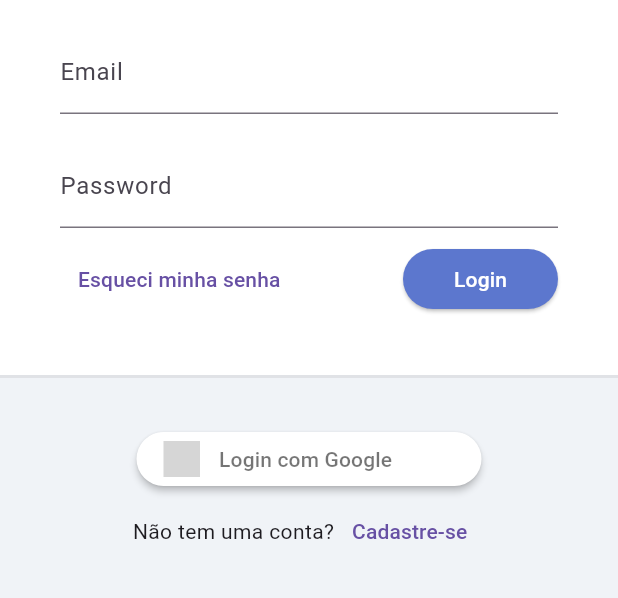
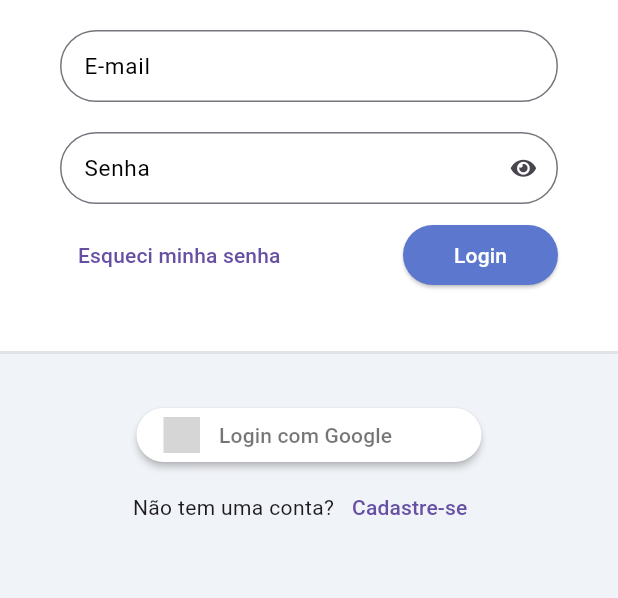
Before and after one commit to AndersonGoncalves/todo_list, a Flutter app: the screen it shows after launch, on a phone screen of 412 x 824 dp, the part 363-961 px from its top. Run offline on Flutter 3.47's test engine with Material 3 defaults, Android fonts, the phone set to English and light mode, and no system bars; our stand-ins replace flutter_signin_button, google_fonts, sqflite, synchronized; accounts and stored records are empty; Roboto replaces fonts that are missing (Mandali); grey boxes are pictures that could not be loaded.

Commit message:
Customizando o TextFormField

```diff
--- /dev/null
+++ b/lib/app/core/ui/todo_list_icons.dart
@@ -0,0 +1,30 @@
+/// Flutter icons TodoListIcons
+/// Copyright (C) 2025 by original authors @ fluttericon.com, fontello.com
+/// This font was generated by FlutterIcon.com, which is derived from Fontello.
+///
+/// To use this font, place it in your fonts/ directory and include the
+/// following in your pubspec.yaml
+///
+/// flutter:
+///   fonts:
+///    - family:  TodoListIcons
+///      fonts:
+///       - asset: fonts/TodoListIcons.ttf
+///
+///
+/// * Font Awesome 5, Copyright (C) 2016 by Dave Gandy
+///         Author:    Dave Gandy
+///         License:   SIL (https://github.com/FortAwesome/Font-Awesome/blob/master/LICENSE.txt)
+///         Homepage:  http://fortawesome.github.com/Font-Awesome/
+///
+import 'package:flutter/widgets.dart';
+
+class TodoListIcons {
+  TodoListIcons._();
+
+  static const _kFontFam = 'TodoListIcons';
+  static const String? _kFontPkg = null;
+
+  static const IconData eye = IconData(0xf06e, fontFamily: _kFontFam, fontPackage: _kFontPkg);
+  static const IconData eye_slash = IconData(0xf070, fontFamily: _kFontFam, fontPackage: _kFontPkg);
+}
--- /dev/null
+++ b/lib/app/core/widget/todo_list_field.dart
@@ -0,0 +1,69 @@
+import 'package:flutter/material.dart';
+
+import '../ui/todo_list_icons.dart';
+
+class TodoListField extends StatelessWidget {
+  final String label;
+  final IconButton? suffixIconButton;
+  final bool obscureText;
+  final ValueNotifier<bool>? obscureTextVN;
+  final TextEditingController? controller;
+  final FormFieldValidator<String>? validator;
+
+  TodoListField({
+    super.key,
+    required this.label,
+    this.suffixIconButton,
+    this.obscureText = false,
+    this.controller,
+    this.validator,
+  })  : assert(obscureText == true ? suffixIconButton == null : true,
+            'ObscureText não pode ser true se o SuffixIconButton for diferente de null'),
+        obscureTextVN = ValueNotifier(obscureText);
+
+  @override
+  Widget build(BuildContext context) {
+    return ValueListenableBuilder<bool>(
+      valueListenable: obscureTextVN!,
+      builder: (_, obscureTextValue, child) {
+        return TextFormField(
+          controller: controller,
+          validator: validator,
+          decoration: InputDecoration(
+            labelText: label,
+            labelStyle: TextStyle(
+              color: Colors.black,
+              fontSize: 15,
+            ),
+            border: OutlineInputBorder(
+              borderRadius: BorderRadius.circular(30),
+            ),
+            errorBorder: OutlineInputBorder(
+              borderRadius: BorderRadius.circular(30),
+              borderSide: BorderSide(
+                color: Colors.red,
+              ),
+            ),
+            isDense: true,
+            suffixIcon: suffixIconButton ??
+                (obscureText == true
+                    ? IconButton(
+                        onPressed: () {
+                          obscureTextVN!.value = !obscureTextVN!.value;
+                        },
+                        icon: Icon(
+                          !obscureTextValue
+                              ? TodoListIcons.eye_slash
+                              : TodoListIcons.eye,
+                          size: 15,
+                        ),
+                      )
+                    : null),
+          ),
+          obscureText: obscureTextValue,
+        );
+        ;
+      },
+    );
+  }
+}
--- a/lib/app/core/widget/todo_list_logo.dart
+++ b/lib/app/core/widget/todo_list_logo.dart
@@ -2,6 +2,8 @@ import '../ui/theme_extensions.dart';
 import 'package:flutter/material.dart';
 import 'package:flutter_signin_button/button_list.dart';
 import 'package:flutter_signin_button/button_view.dart';
+
+import 'todo_list_field.dart';
 
 class TodoListLogo extends StatelessWidget {
   const TodoListLogo({super.key});
@@ -23,13 +25,13 @@ class TodoListLogo extends StatelessWidget {
                 child: Form(
                   child: Column(
                     children: [
-                      TextFormField(
-                          decoration: InputDecoration(
-                        labelText: 'Email',
-                      )),
+                      TodoListField(
+                        label: 'E-mail',
+                      ),
                       SizedBox(height: 20),
-                      TextFormField(
-                        decoration: InputDecoration(labelText: 'Password'),
+                      TodoListField(
+                        label: 'Senha',
+                        obscureText: true,
                       ),
                       SizedBox(height: 10),
                       Row(
```
Also changed, not shown: pubspec.yaml (+4 -4 lines), assets/fonts/TodoListIcons.ttf (added), 125 other files.
